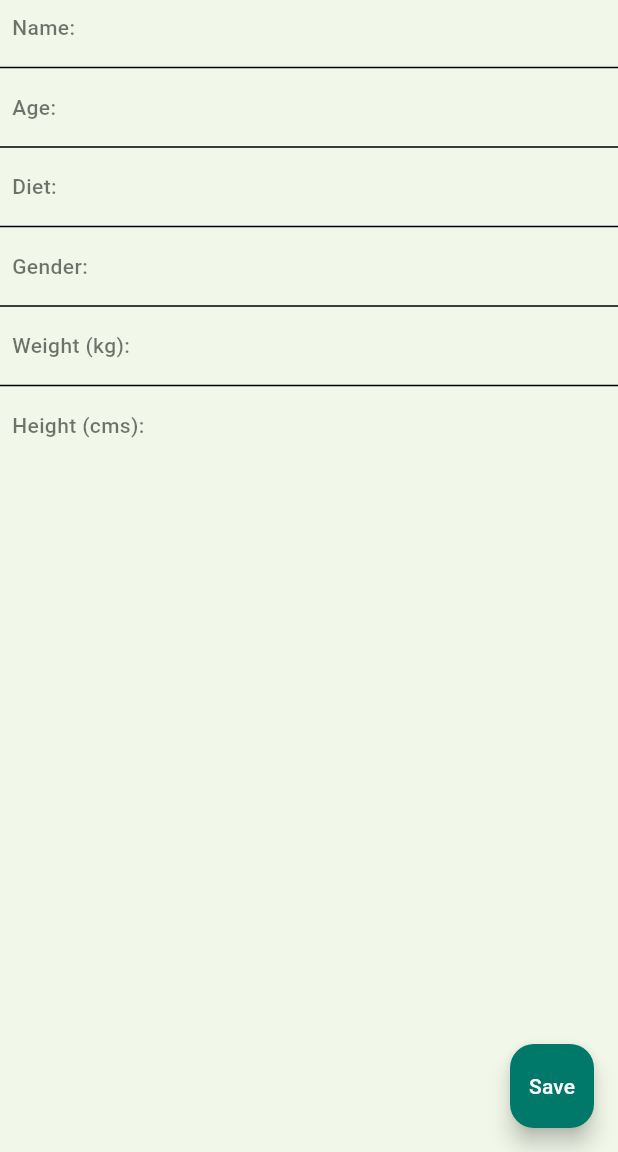
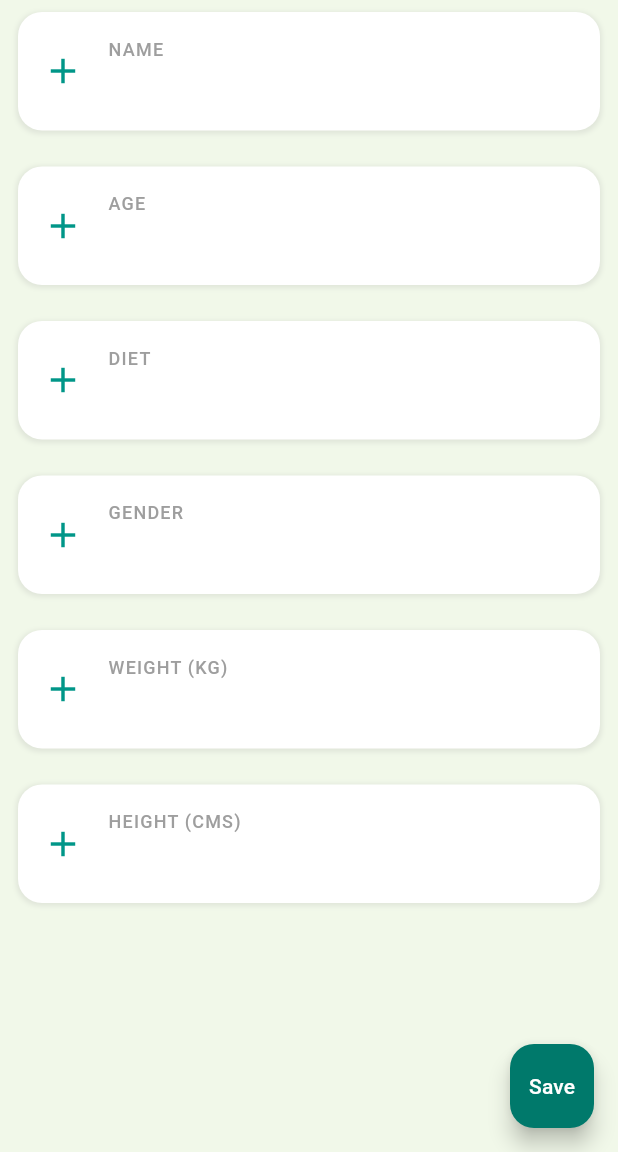
Before and after one commit to StuckNot/snack_track_app, a Flutter app: the screen it shows after launch, on a phone screen of 412 x 824 dp, the part 84-1236 px from its top. Run offline on Flutter 3.47's test engine with Material 3 defaults, Android fonts, the phone set to English and light mode, and no system bars; our stand-ins replace bloc, equatable, flutter_bloc, get_it, shared_preferences; generated files the repository leaves out were written again.

Commit message:
ui update

```diff
--- a/packages/profile/lib/src/presentation/view/profile_page.dart
+++ b/packages/profile/lib/src/presentation/view/profile_page.dart
@@ -4,7 +4,6 @@ import 'package:profile/l10n/l10n.dart';
 import 'package:profile/src/domain/entities/user_profile.dart';
 import 'package:profile/src/presentation/bloc/profile_bloc.dart';
 import 'package:profile/src/presentation/widgets/profile_tile.dart';
-
 
 class ProfilePage extends StatelessWidget {
   const ProfilePage({super.key});
@@ -23,22 +22,22 @@ class ProfileView extends StatelessWidget {
 
   @override
   Widget build(BuildContext context) {
-    context.read<ProfileBloc>().add( LoadProfile(context));
+    context.read<ProfileBloc>().add(LoadProfile(context));
     final l10n = context.l10n;
     return Scaffold(
-      appBar: AppBar(title: Text(l10n.profileAppBarTitle
-      )),
+      appBar: AppBar(title: Text(l10n.profileAppBarTitle)),
       body: BlocBuilder<ProfileBloc, ProfileState>(
         builder: (context, state) {
           if (state is ProfileLoading) {
             return const CircularProgressIndicator();
           } else if (state is ProfileLoaded) {
             return ListView.separated(
+              padding: const EdgeInsets.symmetric(horizontal: 12, vertical: 8),
               itemBuilder: (context, index) => ProfileTile(
                 title: state.profile.keys.elementAt(index),
                 value: state.profile.values.elementAt(index).toString(),
               ),
-              separatorBuilder: (_, _) => const Divider(),
+              separatorBuilder: (_, _) => const SizedBox(height: 12),
               itemCount: state.profile.length,
             );
           } else {
@@ -48,7 +47,7 @@ class ProfileView extends StatelessWidget {
       ),
       floatingActionButton: FloatingActionButton(
         onPressed: () => context.read<ProfileBloc>().add(
-           SetProfile(
+          SetProfile(
             const UserProfile(
               name: 'Sunpreet',
               age: 30,
@@ -60,7 +59,7 @@ class ProfileView extends StatelessWidget {
               heightCm: 172,
               weightKg: 65,
             ),
-            context
+            context,
           ),
         ),
         child: const Text('Save'),
--- a/packages/profile/lib/src/presentation/widgets/profile_tile.dart
+++ b/packages/profile/lib/src/presentation/widgets/profile_tile.dart
@@ -7,29 +7,58 @@ class ProfileTile extends StatelessWidget {
 
   @override
   Widget build(BuildContext context) {
-    return Padding(
-      padding: const EdgeInsets.all(8),
+    return Container(
+      margin: const EdgeInsets.only(bottom: 12),
+      decoration: BoxDecoration(
+        color: Colors.white,
+        borderRadius: BorderRadius.circular(16),
+        boxShadow: [
+          BoxShadow(
+            color: Colors.grey.withValues(alpha: 0.2),
+            spreadRadius: 1,
+            blurRadius: 2,
+            offset: const Offset(0, 1), // changes position of shadow
+          ),
+        ],
+      ),
+      child: Padding(
+        padding: const EdgeInsets.all(16),
         child: Row(
           children: [
+            const Icon(
+              Icons.add,
+              color: Colors.teal,
+              size: 28,
+            ),
+            const SizedBox(width: 16),
             Expanded(
-            flex: 2,
-            child: Text(
-              '$title:',
-              style: const TextStyle(
+              child: Column(
+                crossAxisAlignment: CrossAxisAlignment.start,
+                children: [
+                  Text(
+                    title.toUpperCase(),
+                    style: TextStyle(
+                      fontSize: 12,
                       fontWeight: FontWeight.w500,
-                color: Colors.black54,
+                      color: Colors.grey[500],
+                      letterSpacing: 0.8,
                     ),
                   ),
-          ),
-          Expanded(
-            flex: 3,
-            child: Text(
+                  const SizedBox(height: 4),
+                  Text(
                     value,
-              style: const TextStyle(fontWeight: FontWeight.w600),
+                    style: const TextStyle(
+                      fontSize: 18,
+                      fontWeight: FontWeight.w600,
+                      color: Colors.black87,
                     ),
                   ),
                 ],
               ),
+            ),
+          ],
+        ),
+      ),
     );
   }
 }
```
Lines whose indentation alone changed are shown as unchanged.
